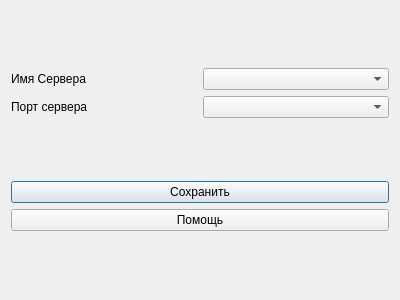
Before: the Qt Designer form Nayda/serversettings.ui in Mar94oK/Nayda, drawn with Qt 5.
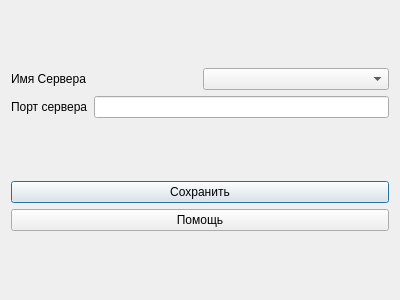
After: the same form once the commit is applied.

Commit message: Adding server name selection to the comboBox and LineEdit with validator for port selection.

```diff
--- a/Nayda/serversettings.ui
+++ b/Nayda/serversettings.ui
@@ -40,7 +40,7 @@
         </widget>
        </item>
        <item>
-        <widget class="QComboBox" name="cmbx_ServerPort"/>
+        <widget class="QLineEdit" name="lineEdit_ServerName"/>
        </item>
       </layout>
      </item>
```
The commit also changes 3 other files.
